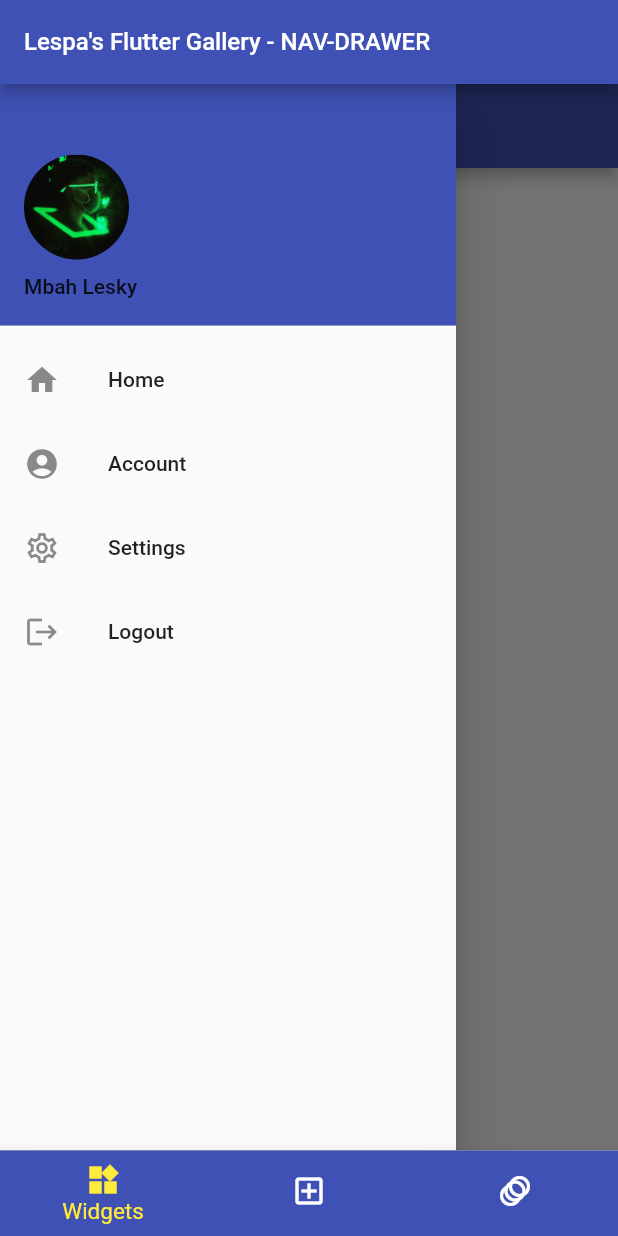
After one commit to MLesky/Lespa-s-Flutter-Gallery, a Flutter app: the ScaffoldNavigationDrawerExample screen opened by its route, with the side drawer open, on a phone screen of 412 x 824 dp. The commit adds this screen. Run offline on Flutter 3.47's test engine with Material 2 defaults, Android fonts, the phone set to English and light mode, and no system bars; our stand-ins replace accordion, flutter_spinkit, go_router, image_picker, syncfusion_flutter_sliders, video_player and 1 more.

Commit message:
Navigation Drawer

```diff
--- a/lib/main.dart
+++ b/lib/main.dart
@@ -20,6 +20,7 @@ import 'package:my_flutter_gallery/pages/widgets/fade_in_image.dart';
 import 'package:my_flutter_gallery/pages/widgets/flutter_buttons.dart';
 import 'package:my_flutter_gallery/pages/widgets/hero_widget.dart';
 import 'package:my_flutter_gallery/pages/widgets/layout_builder.dart';
+import 'package:my_flutter_gallery/pages/widgets/navigation_drawer.dart';
 import 'package:my_flutter_gallery/pages/widgets/opacity_widget.dart';
 import 'package:my_flutter_gallery/pages/widgets/page_view_widget.dart';
 import 'package:my_flutter_gallery/pages/widgets/scaffold_appbar.dart';
@@ -118,6 +119,10 @@ GoRouter routes = GoRouter(initialLocation: '/widgets', routes: [
           GoRoute(
             path: 'scaffold-appbar',
             builder: (context, state) => const ScaffoldAppBarExample(),
+          ),
+          GoRoute(
+            path: 'nav-drawer',
+            builder: (context, state) => const ScaffoldNavigationDrawerExample(),
           )
         ],
       ),
--- a/lib/pages/widgets.dart
+++ b/lib/pages/widgets.dart
@@ -16,7 +16,7 @@ class _HomeScreenState extends State<HomeScreen> {
       buildAccordionSection(context, title: "Basics", accordionItems: basicExamples),
       buildAccordionSection(context, title: "Displays", accordionItems: displayExamples),
       buildAccordionSection(context, title: "Layouts", accordionItems: layoutExamples),
-      buildAccordionSection(context, title: 'Navigation', accordionItems: navigationExamples),
+      buildAccordionSection(context, title: 'Scaffold', accordionItems: scaffoldExamples),
       buildAccordionSection(context, title: 'Animated Widgets', accordionItems: animatedExamples),
       buildAccordionSection(context, title: "Media", accordionItems: mediaExamples),
       buildAccordionSection(context, title: 'Events', accordionItems: eventExamples),
@@ -66,6 +66,7 @@ List<Map<String, String>> animatedExamples = [
   {'title': 'Animated Positioned', 'path' : '/widgets/animated-positioned'},
 ];
 
-List<Map<String, String>> navigationExamples = [
+List<Map<String, String>> scaffoldExamples = [
   {'title': 'Scaffold AppBar', 'path': '/widgets/scaffold-appbar'},
+  {'title': 'Scaffold Navigation Drawer', 'path': '/widgets/nav-drawer'},
 ];
--- /dev/null
+++ b/lib/pages/widgets/navigation_drawer.dart
@@ -0,0 +1,129 @@
+import 'package:flutter/material.dart';
+
+class ScaffoldNavigationDrawerExample extends StatefulWidget {
+  const ScaffoldNavigationDrawerExample({Key? key}) : super(key: key);
+
+  @override
+  State<ScaffoldNavigationDrawerExample> createState() =>
+      _ScaffoldNavigationDrawerExampleState();
+}
+
+class _ScaffoldNavigationDrawerExampleState
+    extends State<ScaffoldNavigationDrawerExample> {
+  List<Map<String, dynamic>> items = [
+    {'icon': Icons.home, 'title': 'Home'},
+    {'icon': Icons.account_circle, 'title': 'Account'},
+    {'icon': Icons.settings_outlined, 'title': 'Settings'},
+    {'icon': Icons.logout, 'title': 'Logout'},
+  ];
+
+  int selectedIndex = 0;
+  bool navIsEnd = false;
+
+  @override
+  Widget build(BuildContext context) {
+    Widget sideNavDrawer = Drawer(
+      child: ListView(
+        children: <Widget>[
+          DrawerHeader(
+              decoration: const BoxDecoration(color: Colors.indigo),
+              child: Column(
+                crossAxisAlignment: CrossAxisAlignment.start,
+                mainAxisAlignment: MainAxisAlignment.end,
+                children: const <Widget>[
+                  SizedBox(
+                    width: 70,
+                    height: 70,
+                    child: CircleAvatar(
+                      backgroundImage: AssetImage('assets/images/mypic.jpg'),
+                    ),
+                  ),
+                  SizedBox(
+                    height: 10,
+                  ),
+                  Text('Mbah Lesky'),
+                  SizedBox(
+                    height: 10,
+                  ),
+                ],
+              )),
+          for (int i = 0; i < items.length; i++)
+            ListTile(
+              leading: Icon(items[i]['icon']),
+              title: Text(items[i]['title']),
+              onTap: () => setState(() {
+                selectedIndex = i;
+                Navigator.of(context).pop();
+              }),
+            ),
+        ],
+      ),
+    );
+
+    return _buildScaffold(sideDrawer: sideNavDrawer);
+  }
+
+  Widget _buildScaffold({Widget? sideDrawer}) {
+    return !navIsEnd
+        ? Scaffold(
+            appBar: AppBar(
+              title: Text(items[selectedIndex]['title']),
+            ),
+            drawer: sideDrawer,
+            body: Column(
+              children: [
+                Row(
+                  mainAxisAlignment: MainAxisAlignment.center,
+                  children: [
+                    const Text('End Drawer'),
+                    const SizedBox(
+                      width: 20,
+                    ),
+                    Switch(
+                        value: navIsEnd,
+                        onChanged: (value) => setState(() => navIsEnd = value)),
+                  ],
+                ),
+                Expanded(
+                  child: Center(
+                    child: Icon(
+                      items[selectedIndex]['icon'],
+                      size: 100,
+                    ),
+                  ),
+                ),
+              ],
+            ),
+          )
+        : Scaffold(
+            appBar: AppBar(
+              title: Text(items[selectedIndex]['title']),
+            ),
+            endDrawer: sideDrawer,
+            body: Column(
+              children: [
+                Row(
+                  mainAxisAlignment: MainAxisAlignment.center,
+                  children: [
+                    const Text('End Drawer'),
+                    const SizedBox(
+                      width: 20,
+                    ),
+                    Switch(
+                        value: navIsEnd,
+                        onChanged: (value) => setState(() => navIsEnd = value)),
+                  ],
+                ),
+                Expanded(
+                  child: Center(
+                    child: Icon(
+                      items[selectedIndex]['icon'],
+                      size: 100,
+                    ),
+                  ),
+                ),
+              ],
+            ),
+          );
+  }
+}
```
